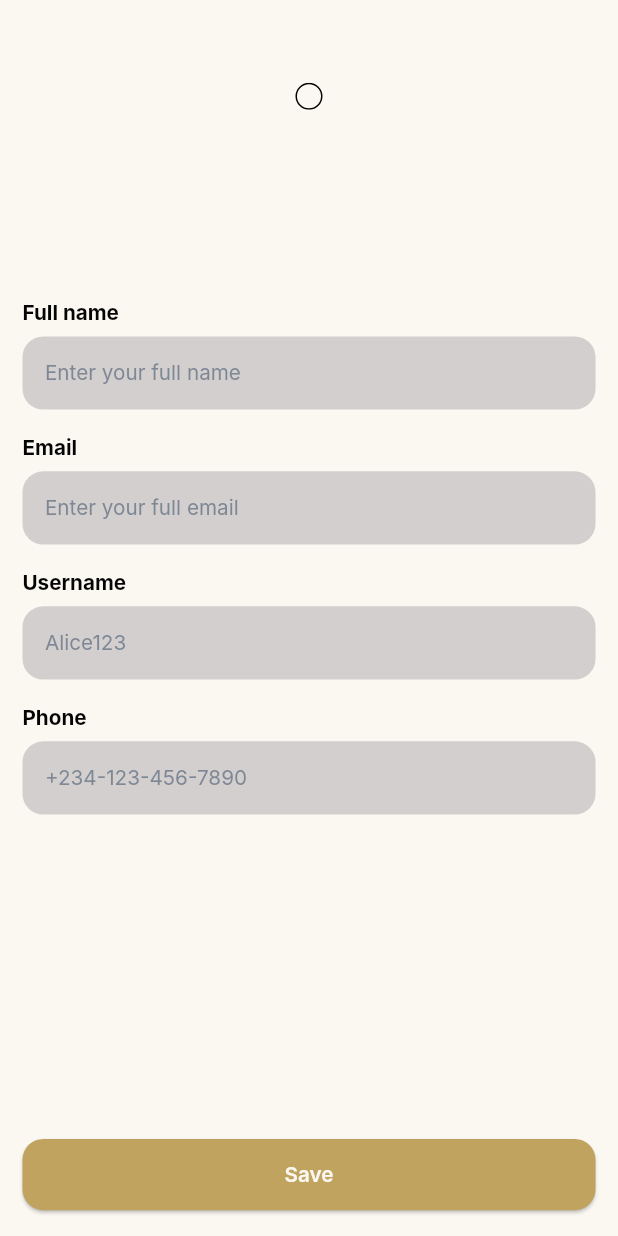
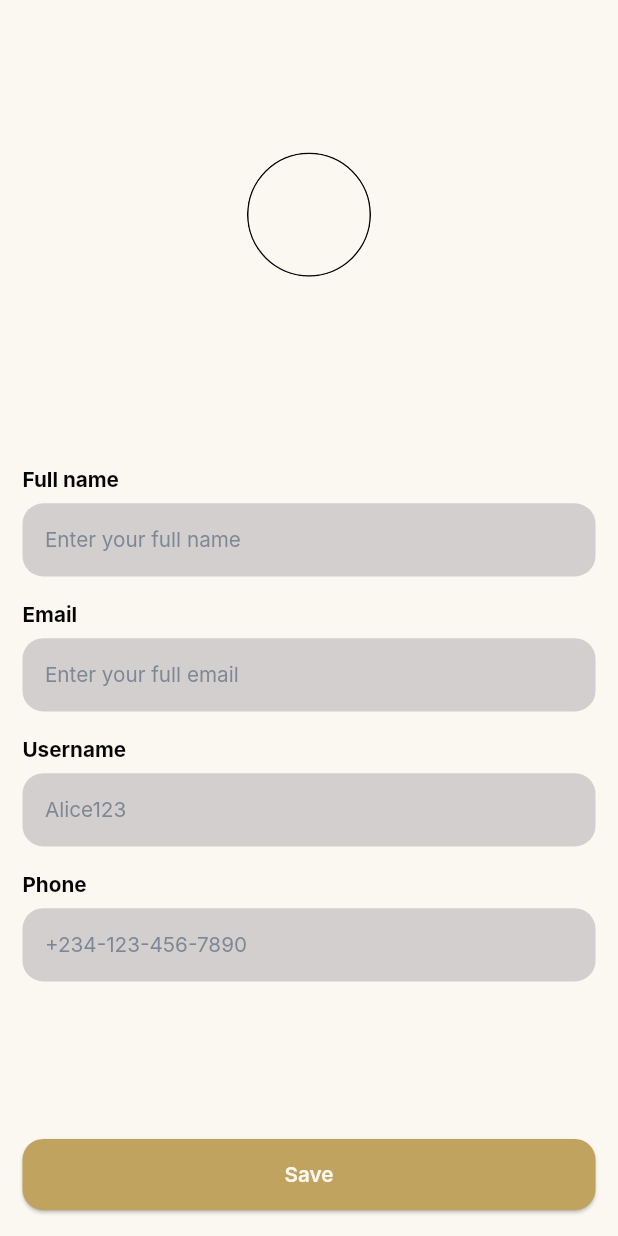
Before and after one commit to Gospel011/wajanja_tv_app, a Flutter app: the ProfilePage screen opened by its route, on a phone screen of 412 x 824 dp. Run offline on Flutter 3.47's test engine with Material 3 defaults, Android fonts, the phone set to English and light mode, and no system bars; drawn by our look-alikes of cached_network_image; our stand-ins replace another_flushbar, cloud_firestore, email_validator, expandable_text, firebase_auth, firebase_core and 13 more; missing offline and left inert: tutorial_coach_mark; accounts and stored records are empty; network calls fail; Roboto replaces fonts that are missing (Inter).

Commit message:
Fixed profile

```diff
--- a/lib/presentation/pages/profile/profile.dart
+++ b/lib/presentation/pages/profile/profile.dart
@@ -82,6 +82,7 @@ class _ProfilePageState extends ConsumerState<ProfilePage>
     );
 
     return Scaffold(
+      appBar: AppBar(),
       bottomNavigationBar: Builder(builder: (context) {
         return MyElevatedButton(
           text: "Save",
--- a/lib/presentation/widgets/profile_picture.dart
+++ b/lib/presentation/widgets/profile_picture.dart
@@ -2,8 +2,9 @@ import 'package:cached_network_image/cached_network_image.dart';
 import 'package:flutter/material.dart';
 import 'package:flutter_screenutil/flutter_screenutil.dart';
 import 'package:wajanja/data_layer/models/user_model/user.dart';
+import 'package:wajanja/utils/mixins.dart';
 
-class ProfilePicture extends StatelessWidget {
+class ProfilePicture extends StatelessWidget with StatelessThemesMixin {
   const ProfilePicture({super.key, required this.user, this.size});
 
   final User? user;
@@ -21,12 +22,20 @@ class ProfilePicture extends StatelessWidget {
           width: size ?? 50.r,
           errorWidget: (context, url, error) {
             return Container(
-                alignment: Alignment.center,
-                decoration: BoxDecoration(
-                    shape: BoxShape.circle,
-                    border: Border.all(
-                        color: Theme.of(context).colorScheme.onSurface)),
-                child: Text(user?.initials ?? ''));
+              alignment: Alignment.center,
+              width: size ?? 50.r,
+              height: size ?? 50.r,
+              decoration: BoxDecoration(
+                  shape: BoxShape.circle,
+                  border: Border.all(
+                      color: Theme.of(context).colorScheme.onSurface)),
+              child: Text(
+                user?.initials ?? '',
+                style: (size ?? 50.r) < 20.r
+                    ? textTheme(context).bodySmall
+                    : textTheme(context).titleLarge,
+              ),
+            );
           },
         ),
       );
--- a/lib/utils/constants/enums.dart
+++ b/lib/utils/constants/enums.dart
@@ -129,7 +129,7 @@ enum AppRoutes {
   podcasts,
   newsDetails,
   imageView,
-  audiobooksDetail, profile;
+  audiobooksDetail, profile, settings;
 
   String get path => name.kebabCase;
 }
@@ -560,4 +560,4 @@ enum PodcastGenre {
   }
 }
 
-enum HomeActions { view_profile, logout }
+enum HomeActions { view_profile, logout, settings }
```
Also changed, not shown: lib/data_layer/providers/theme_provider/theme_provider.dart (+23 -9 lines), lib/data_layer/providers/theme_provider/theme_state.dart (+20 -0 lines), lib/data_layer/providers/user_provider/user_provider.dart (+11 -2 lines), lib/main.dart (+7 -1 lines), lib/presentation/pages/go_router_config.dart (+8 -0 lines), lib/presentation/pages/settings/settings_page.dart (added, +31 -0 lines), lib/utils/mixins.dart (+24 -5 lines).
